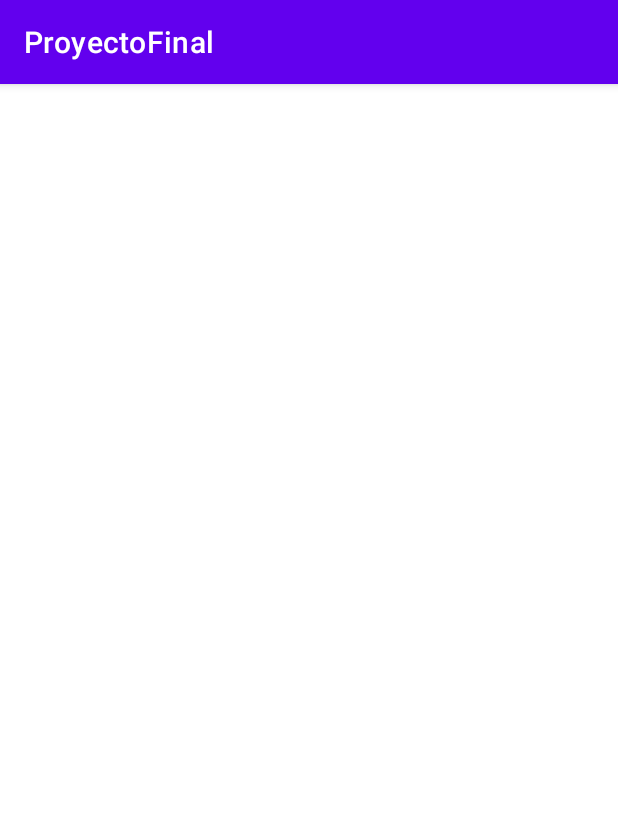
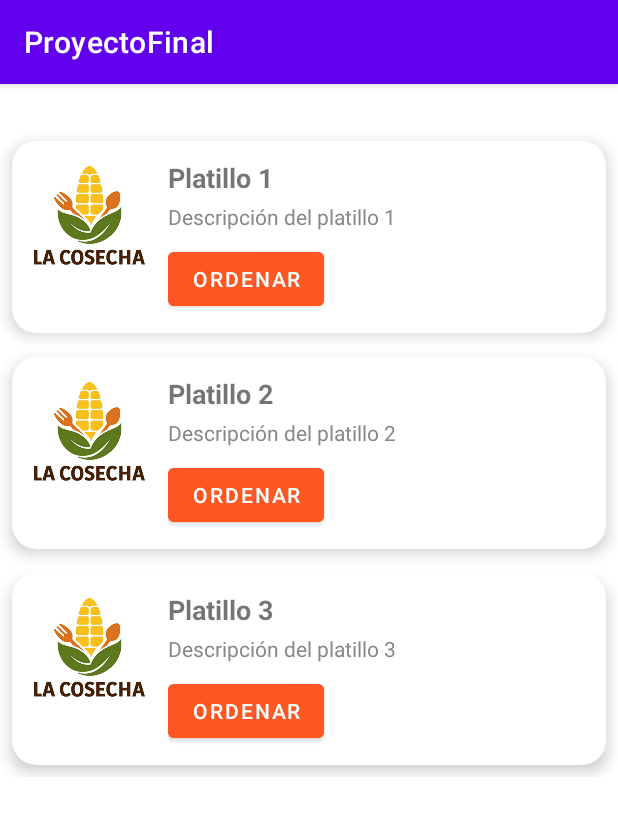
Before and after one commit to JuanPabloPR/Proyecto_Final_Movil-1, an Android app: the fragment HomeFragment shown on its own in the app's theme, on a phone screen of 412 x 824 dp. Shown: the top 815 px of the screen. Run offline under Robolectric (Android 15) with nearby library versions, the phone set to English and light mode, and no system bars; 1 statement that could not run was skipped.

Commit message:
RecyclerView Menu

```diff
--- /dev/null
+++ b/app/src/main/java/com/example/proyectofinal/objetos/MenuAdaptador.kt
@@ -0,0 +1,39 @@
+package com.example.proyectofinal.objetos
+
+import android.view.LayoutInflater
+import android.view.View
+import android.view.ViewGroup
+import android.widget.Button
+import android.widget.ImageView
+import android.widget.TextView
+import android.widget.Toast
+import androidx.recyclerview.widget.RecyclerView
+import com.example.proyectofinal.R
+
+class MenuAdaptador(private val itemList: List<MenuItem>) : RecyclerView.Adapter<MenuAdaptador.MenuViewHolder>() {
+
+        inner class MenuViewHolder(itemView: View) : RecyclerView.ViewHolder(itemView) {
+            val imgFood: ImageView = itemView.findViewById(R.id.imgFood)
+            val txtTitle: TextView = itemView.findViewById(R.id.txtTitle)
+            val txtDescription: TextView = itemView.findViewById(R.id.txtDescription)
+            val btnOrder: Button = itemView.findViewById(R.id.btnOrder)
+        }
+
+        override fun onCreateViewHolder(parent: ViewGroup, viewType: Int): MenuViewHolder {
+            val view = LayoutInflater.from(parent.context).inflate(R.layout.item_menu, parent, false)
+            return MenuViewHolder(view)
+        }
+
+        override fun onBindViewHolder(holder: MenuViewHolder, position: Int) {
+            val item = itemList[position]
+            holder.imgFood.setImageResource(item.imageResId)
+            holder.txtTitle.text = item.title
+            holder.txtDescription.text = item.description
+
+            holder.btnOrder.setOnClickListener {
+                Toast.makeText(holder.itemView.context, "Ordenaste: ${item.title}", Toast.LENGTH_SHORT).show()
+            }
+        }
+
+        override fun getItemCount(): Int = itemList.size
+}
--- /dev/null
+++ b/app/src/main/java/com/example/proyectofinal/objetos/MenuItem.kt
@@ -0,0 +1,7 @@
+package com.example.proyectofinal.objetos
+
+data class MenuItem(
+    val imageResId: Int,
+    val title: String,
+    val description: String
+)
--- a/app/src/main/java/com/example/proyectofinal/ui/home/HomeFragment.kt
+++ b/app/src/main/java/com/example/proyectofinal/ui/home/HomeFragment.kt
@@ -7,7 +7,12 @@ import android.view.ViewGroup
 import android.widget.TextView
 import androidx.fragment.app.Fragment
 import androidx.lifecycle.ViewModelProvider
+import androidx.recyclerview.widget.LinearLayoutManager
+import androidx.recyclerview.widget.RecyclerView
+import com.example.proyectofinal.R
 import com.example.proyectofinal.databinding.FragmentHomeBinding
+import com.example.proyectofinal.objetos.MenuAdaptador
+import com.example.proyectofinal.objetos.MenuItem
 
 class HomeFragment : Fragment() {
 
@@ -16,6 +21,9 @@ class HomeFragment : Fragment() {
     // This property is only valid between onCreateView and
     // onDestroyView.
     private val binding get() = _binding!!
+
+    //iniciar objetos del entorno visual
+    private lateinit var recyclerView: RecyclerView
 
     override fun onCreateView(
         inflater: LayoutInflater,
@@ -28,10 +36,20 @@ class HomeFragment : Fragment() {
         _binding = FragmentHomeBinding.inflate(inflater, container, false)
         val root: View = binding.root
 
-        val textView: TextView = binding.textHome
-        homeViewModel.text.observe(viewLifecycleOwner) {
-            textView.text = it
-        }
+        //asignar objetos del entorno visual
+        recyclerView = binding.recyclerView
+        recyclerView.layoutManager = LinearLayoutManager(this.context)
+
+        val items = listOf(
+            MenuItem(R.drawable.logo, "Platillo 1", "Descripción del platillo 1"),
+            MenuItem(R.drawable.logo, "Platillo 2", "Descripción del platillo 2"),
+            MenuItem(R.drawable.logo, "Platillo 3", "Descripción del platillo 3")
+        )
+
+        val adapter = MenuAdaptador(items)
+        recyclerView.adapter = adapter
+
+
         return root
     }
 
--- a/app/src/main/res/layout/fragment_home.xml
+++ b/app/src/main/res/layout/fragment_home.xml
@@ -6,17 +6,13 @@
     android:layout_height="match_parent"
     tools:context=".ui.home.HomeFragment">
 
-    <TextView
-        android:id="@+id/text_home"
+    <androidx.recyclerview.widget.RecyclerView
+        android:id="@+id/recyclerView"
         android:layout_width="match_parent"
         android:layout_height="wrap_content"
-        android:layout_marginStart="8dp"
-        android:layout_marginTop="8dp"
-        android:layout_marginEnd="8dp"
-        android:textAlignment="center"
-        android:textSize="20sp"
-        app:layout_constraintBottom_toBottomOf="parent"
-        app:layout_constraintEnd_toEndOf="parent"
-        app:layout_constraintStart_toStartOf="parent"
-        app:layout_constraintTop_toTopOf="parent" />
+        app:layout_constraintTop_toTopOf="parent"
+        app:layout_constraintLeft_toLeftOf="parent"
+        app:layout_constraintRight_toRightOf="parent"
+        android:layout_marginTop="30dp"
+        />
 </androidx.constraintlayout.widget.ConstraintLayout>
--- /dev/null
+++ b/app/src/main/res/layout/item_menu.xml
@@ -0,0 +1,57 @@
+<?xml version="1.0" encoding="utf-8"?>
+<androidx.cardview.widget.CardView xmlns:android="http://schemas.android.com/apk/res/android"
+    xmlns:card_view="http://schemas.android.com/apk/res-auto"
+    android:layout_width="match_parent"
+    android:layout_height="wrap_content"
+    card_view:cardCornerRadius="16dp"
+    android:layout_margin="8dp"
+    card_view:cardElevation="6dp">
+
+    <LinearLayout
+        android:layout_width="match_parent"
+        android:layout_height="wrap_content"
+        android:orientation="horizontal"
+        android:padding="12dp">
+
+        <ImageView
+            android:id="@+id/imgFood"
+            android:layout_width="80dp"
+            android:layout_height="80dp"
+            android:scaleType="centerCrop"
+            android:src="@drawable/logo" />
+
+        <LinearLayout
+            android:layout_width="0dp"
+            android:layout_height="wrap_content"
+            android:layout_weight="1"
+            android:orientation="vertical"
+            android:paddingStart="12dp">
+
+            <TextView
+                android:id="@+id/txtTitle"
+                android:layout_width="wrap_content"
+                android:layout_height="wrap_content"
+                android:text="Título del platillo"
+                android:textSize="18sp"
+                android:textStyle="bold" />
+
+            <TextView
+                android:id="@+id/txtDescription"
+                android:layout_width="wrap_content"
+                android:layout_height="wrap_content"
+                android:text="Breve descripción del platillo"
+                android:textSize="14sp"
+                android:textColor="#888888"
+                android:paddingTop="4dp" />
+
+            <Button
+                android:id="@+id/btnOrder"
+                android:layout_width="wrap_content"
+                android:layout_height="wrap_content"
+                android:text="Ordenar"
+                android:layout_marginTop="8dp"
+                android:backgroundTint="#FF5722"
+                android:textColor="#FFFFFF" />
+        </LinearLayout>
+    </LinearLayout>
+</androidx.cardview.widget.CardView>
```
